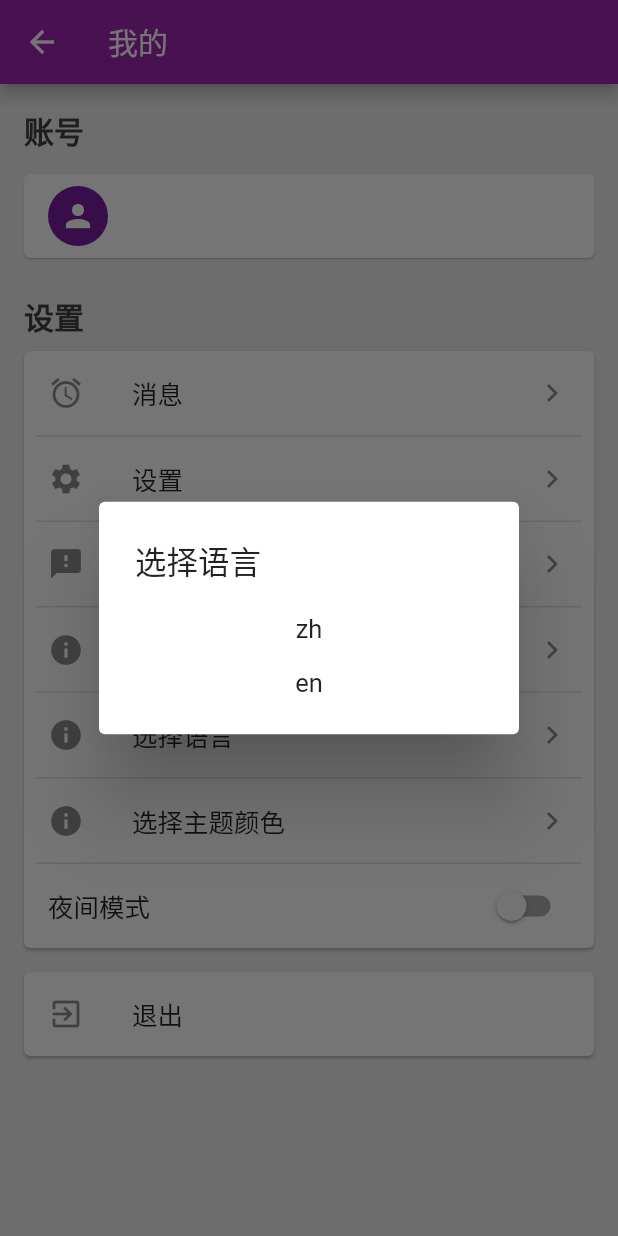
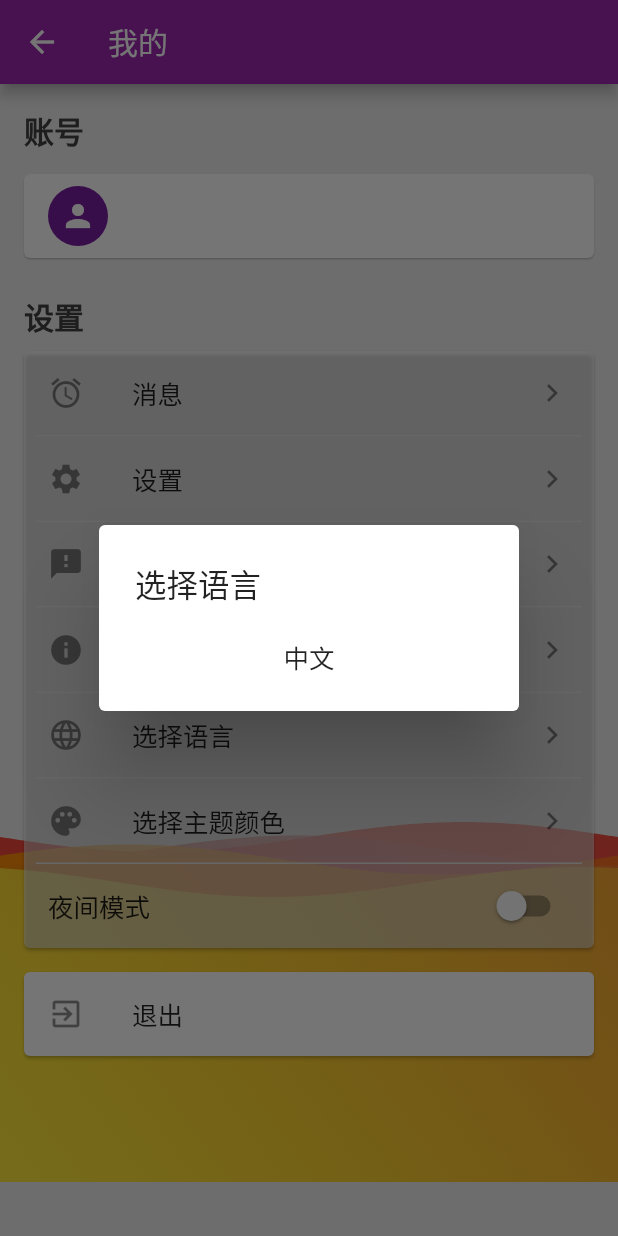
Before and after one commit to liudonghua123/jeecgboot_app, a Flutter app: the ProfilePage screen opened directly, after a tap on "选择语言", on a phone screen of 412 x 824 dp. Run offline on Flutter 3.47's test engine with Material 2 defaults, Android fonts, the phone set to English and light mode, and no system bars; drawn by our look-alikes of wave; our stand-ins replace audioplayers, dio, fancy_bottom_navigation, file_picker, flutter_form_builder, flutter_redux and 5 more; missing offline and left inert: downloader, flutter_downloader, giffy_dialog, redux_logging, yaml_config; accounts and stored records are empty; generated files the repository leaves out were written again.

Commit message:
change some ui

```diff
--- a/config.yaml
+++ b/config.yaml
@@ -1 +1 @@
-API_BASE_URL: http://192.168.43.170:3000/jeecg-boot
+API_BASE_URL: http://192.168.1.96:3000/jeecg-boot
--- a/lib/pages/clue_page.dart
+++ b/lib/pages/clue_page.dart
@@ -73,10 +73,11 @@ class _CluePageState extends State<CluePage>
                   Text(
                     "正在加载中...",
                     style: TextStyle(
-                        fontSize: 30,
-                        fontWeight: FontWeight.bold,
-                        color: Colors.white.withOpacity(0.6)),
-                  )
+                      fontSize: 20,
+                      fontWeight: FontWeight.bold,
+                      color: Theme.of(context).primaryColorDark,
+                    ),
+                  ),
                 ],
               )
             : Stack(
--- a/lib/pages/directive_page.dart
+++ b/lib/pages/directive_page.dart
@@ -62,7 +62,7 @@ class _DirectivePageState extends State<DirectivePage>
               }
             },
             child: Text('全部签收'),
-            color: Colors.blue,
+            color: Theme.of(context).primaryColorDark,
           )
         ],
       ),
@@ -83,10 +83,11 @@ class _DirectivePageState extends State<DirectivePage>
                   Text(
                     "正在加载中...",
                     style: TextStyle(
-                        fontSize: 30,
-                        fontWeight: FontWeight.bold,
-                        color: Colors.white.withOpacity(0.6)),
-                  )
+                      fontSize: 20,
+                      fontWeight: FontWeight.bold,
+                      color: Theme.of(context).primaryColorDark,
+                    ),
+                  ),
                 ],
               )
             : Stack(
--- a/lib/pages/profile_page.dart
+++ b/lib/pages/profile_page.dart
@@ -3,6 +3,8 @@ import 'package:flutter_redux/flutter_redux.dart';
 import 'package:jeecgboot_app/pages/login_page.dart';
 import 'package:jeecgboot_app/pages/welcome_page.dart';
 import 'package:shared_preferences/shared_preferences.dart';
+import 'package:wave/config.dart';
+import 'package:wave/wave.dart';
 import '../redux.dart';
 
 class ProfilePage extends StatefulWidget {
@@ -36,7 +38,35 @@ class _ProfilePageState extends State<ProfilePage> {
         title: Text('我的'),
       ),
       backgroundColor: Colors.grey.shade200,
-      body: SingleChildScrollView(
+      body: Stack(
+        children: <Widget>[
+          Positioned.fill(
+            child: Align(
+              alignment: Alignment.bottomCenter,
+              child: WaveWidget(
+                config: CustomConfig(
+                  gradients: [
+                    [Colors.red, Color(0xEEF44336)],
+                    [Colors.red[800], Color(0x77E57373)],
+                    [Colors.orange, Color(0x66FF9800)],
+                    [Colors.yellow, Color(0x55FFEB3B)]
+                  ],
+                  durations: [35000, 19440, 10800, 6000],
+                  heightPercentages: [0.20, 0.23, 0.25, 0.30],
+                  blur: MaskFilter.blur(BlurStyle.solid, 10),
+                  gradientBegin: Alignment.bottomLeft,
+                  gradientEnd: Alignment.topRight,
+                ),
+                waveAmplitude: 0,
+                backgroundColor: Colors.transparent,
+                size: Size(
+                  MediaQuery.of(context).size.width,
+                  300,
+                ),
+              ),
+            ),
+          ),
+          SingleChildScrollView(
             padding: const EdgeInsets.all(16.0),
             child: Column(
               crossAxisAlignment: CrossAxisAlignment.start,
@@ -70,6 +100,7 @@ class _ProfilePageState extends State<ProfilePage> {
                   style: headerStyle,
                 ),
                 Card(
+                  color: Colors.white.withOpacity(0.5),
                   margin: const EdgeInsets.symmetric(
                     vertical: 8.0,
                     horizontal: 0,
@@ -105,21 +136,23 @@ class _ProfilePageState extends State<ProfilePage> {
                       ),
                       _buildDivider(),
                       ListTile(
-                    leading: Icon(Icons.info),
+                        leading: Icon(Icons.language),
                         title: Text("选择语言"),
                         trailing: Icon(Icons.navigate_next),
                         onTap: () async {
                           // set up the list options
                           var locales = [
                             const Locale('zh', ''),
-                        const Locale('en', ''),
                           ];
                           var selections = locales.map((locale) =>
                               SimpleDialogOption(
                                   padding: const EdgeInsets.all(8.0),
                                   child: Center(
                                       child: Container(
-                                      child: Text(locale.languageCode))),
+                                          child: Text(
+                                              locale.languageCode == 'zh'
+                                                  ? '中文'
+                                                  : locale.languageCode))),
                                   onPressed: () {
                                     Navigator.of(context).pop(locale);
                                   }));
@@ -149,7 +182,7 @@ class _ProfilePageState extends State<ProfilePage> {
                           return store.state.themeData;
                         },
                         builder: (context, themeData) => ListTile(
-                      leading: Icon(Icons.info),
+                          leading: Icon(Icons.palette),
                           title: Text("选择主题颜色"),
                           trailing: Icon(Icons.navigate_next),
                           onTap: () async {
@@ -241,6 +274,8 @@ class _ProfilePageState extends State<ProfilePage> {
               ],
             ),
           ),
+        ],
+      ),
     );
   }
 
--- a/pubspec.yaml
+++ b/pubspec.yaml
@@ -88,6 +88,8 @@ dependencies:
   redux_thunk: ^0.3.0
   # https://pub.dev/packages/redux_logging
   redux_logging: ^0.4.0
+  # https://pub.dev/packages/wave
+  wave: ^0.0.8
 
   # https://github.com/flutter/website/blob/master/examples/internationalization/intl_example/lib/main.dart
   # https://pub.dev/packages/intl
```
Also changed, not shown: pubspec.lock. Lines whose indentation alone changed are shown as unchanged.
